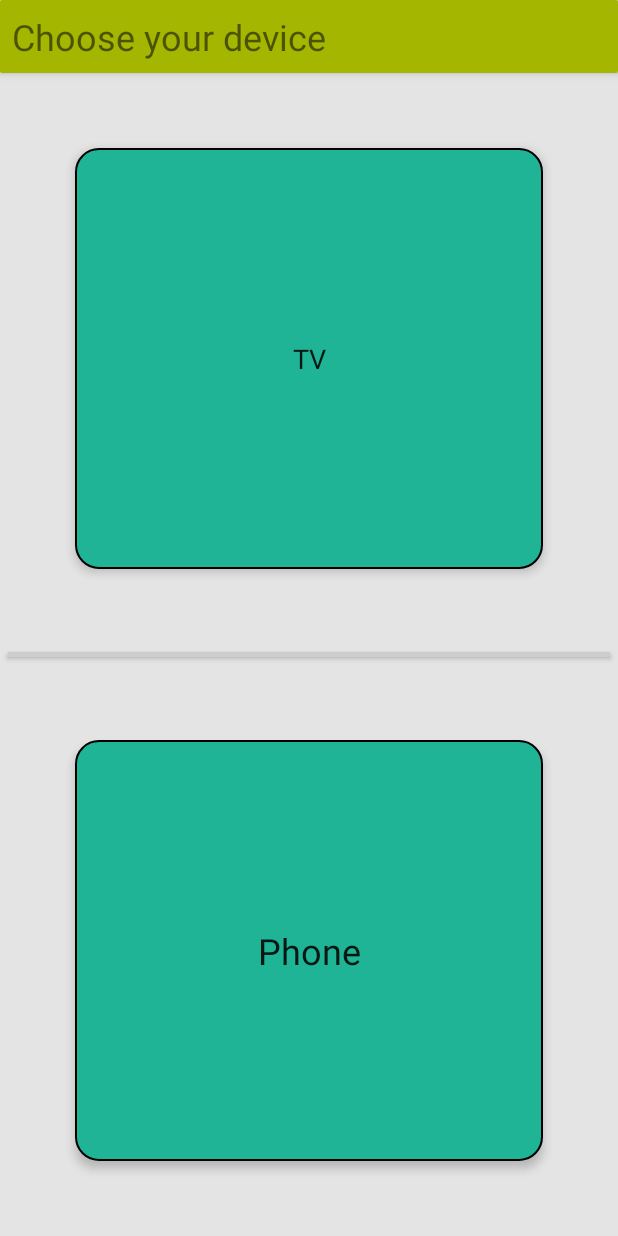
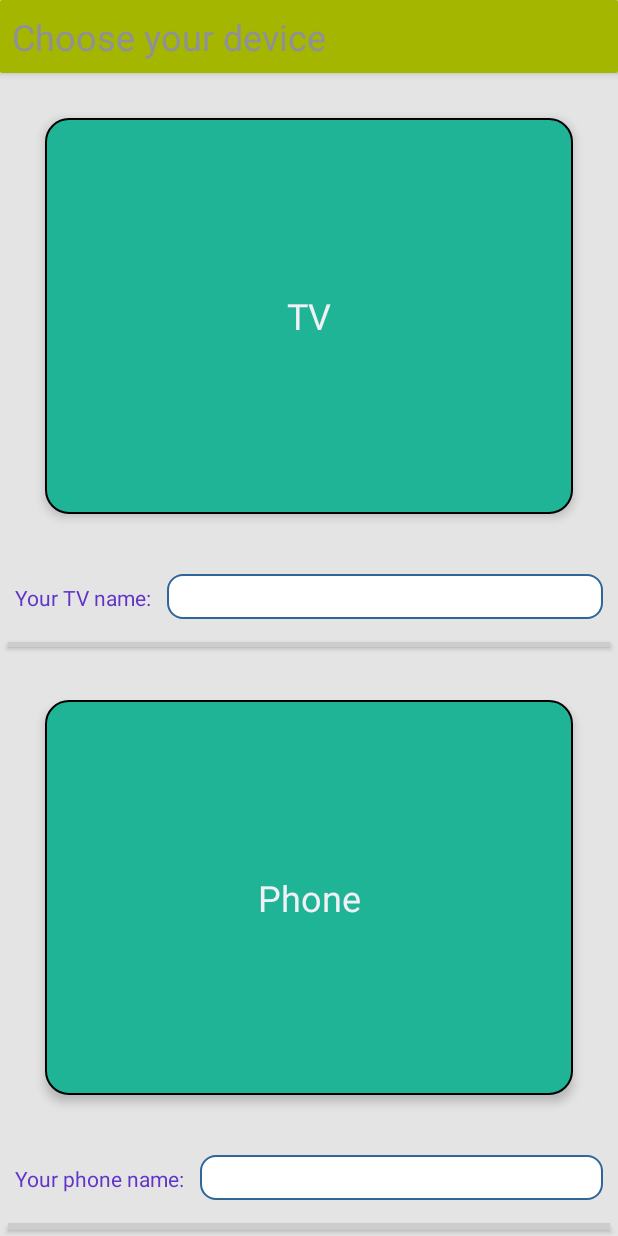
Before and after one commit to mihawk94/GIST_TeleControl, an Android app: the screen it shows after launch (MainActivity), on a phone screen of 412 x 824 dp. Run offline under Robolectric (Android 15) with nearby library versions, the phone set to English and light mode, and no system bars; Roboto replaces fonts that are not available here; 1 statement that could not run was skipped.

Commit message:
Updating Project 1.0

```diff
--- a/app/build.gradle
+++ b/app/build.gradle
@@ -5,7 +5,7 @@ android {
     buildToolsVersion "25.0.2"
     defaultConfig {
         applicationId "gist.telecontrol"
-        minSdkVersion 21
+        minSdkVersion 19
         targetSdkVersion 25
         versionCode 1
         versionName "1.0"
--- a/app/src/main/AndroidManifest.xml
+++ b/app/src/main/AndroidManifest.xml
@@ -7,9 +7,13 @@
     <application
         android:allowBackup="true"
         android:icon="@mipmap/ic_launcher"
+        android:configChanges="orientation"
+        android:screenOrientation="portrait"
         android:label="@string/app_name"
         android:supportsRtl="true"
         android:theme="@style/AppTheme">
+        <service android:name="gist.telecontrol.ConnectionService">
+        </service>
         <activity android:name=".MainActivity">
             <intent-filter>
                 <action android:name="android.intent.action.MAIN"/>
@@ -18,6 +22,8 @@
         </activity>
         <activity android:name=".SearchActivity">
         </activity>
+        <activity android:name=".ServerActivity">
+        </activity>
     </application>
 
 </manifest>
--- a/app/src/main/java/gist/telecontrol/MainActivity.java
+++ b/app/src/main/java/gist/telecontrol/MainActivity.java
@@ -1,5 +1,6 @@
 package gist.telecontrol;
 
+import android.bluetooth.BluetoothAdapter;
 import android.graphics.Typeface;
 import android.support.v7.app.AppCompatActivity;
 import android.os.Bundle;
@@ -41,6 +42,7 @@ public class MainActivity extends AppCompatActivity{
 
         mTvButton.setOnClickListener(mButtonListener);
         mPhoneButton.setOnClickListener(mButtonListener);
+
     }
 
 
--- /dev/null
+++ b/app/src/main/res/drawable/listening_layout.xml
@@ -0,0 +1,6 @@
+<?xml version="1.0" encoding="utf-8"?>
+<shape android:padding="10dp" android:shape="rectangle"
+       xmlns:android="http://schemas.android.com/apk/res/android">
+    <solid android:color="#fffffff6" />
+    <corners android:radius="1dp" />
+</shape>
--- /dev/null
+++ b/app/src/main/res/drawable/name_input.xml
@@ -0,0 +1,17 @@
+<?xml version="1.0" encoding="utf-8"?>
+<shape xmlns:android="http://schemas.android.com/apk/res/android" >
+
+    <solid android:color="#FFFFFF" />
+
+    <stroke
+        android:width="1dp"
+        android:color="#2f6699" />
+    <corners
+        android:topLeftRadius="10dp"
+        android:topRightRadius="10dp"
+        android:bottomLeftRadius="10dp"
+        android:bottomRightRadius="10dp"
+
+        />
+
+</shape>
--- a/app/src/main/res/layout/activity_main.xml
+++ b/app/src/main/res/layout/activity_main.xml
@@ -24,7 +24,8 @@
         android:layout_width="match_parent"
         android:layout_height="match_parent"
         android:layout_weight="1"
-        android:padding="50dp"
+        android:padding="30dp"
+        android:orientation="vertical"
         android:clipToPadding="false">
         <Button
             android:id="@+id/tv_btn"
@@ -32,9 +33,31 @@
             android:layout_height="match_parent"
             android:background="@drawable/custom_button"
             android:elevation="4dp"
-            android:textSize="18dp"
+            android:textSize="24dp"
             android:gravity="center"
             android:text="TV"/>
+    </LinearLayout>
+    <LinearLayout
+        android:layout_width="match_parent"
+        android:layout_height="wrap_content"
+        android:clipToPadding="false"
+        android:padding="10dp"
+        android:orientation="horizontal">
+        <TextView
+            android:layout_width="wrap_content"
+            android:layout_height="30dp"
+            android:textColor="#6135c7"
+            android:text="Your TV name:   "/>
+        <EditText
+            android:id="@+id/tv_name"
+            android:layout_width="match_parent"
+            android:layout_height="30dp"
+            android:textColor="#000000"
+            android:textSize="12dp"
+            android:padding="8dp"
+            android:inputType="textVisiblePassword"
+            android:focusableInTouchMode="true"
+            android:background="@drawable/name_input"/>
     </LinearLayout>
     <LinearLayout
         android:layout_width="wrap_content"
@@ -50,7 +73,7 @@
         android:layout_width="match_parent"
         android:layout_height="match_parent"
         android:layout_weight="1"
-        android:padding="50dp"
+        android:padding="30dp"
         android:clipToPadding="false">
         <Button
             android:id="@+id/phone_btn"
@@ -62,4 +85,36 @@
             android:gravity="center"
             android:text="Phone"/>
     </LinearLayout>
+    <LinearLayout
+        android:layout_width="match_parent"
+        android:layout_height="wrap_content"
+        android:clipToPadding="false"
+        android:padding="10dp"
+        android:orientation="horizontal">
+        <TextView
+            android:layout_width="wrap_content"
+            android:layout_height="30dp"
+            android:textColor="#6135c7"
+            android:text="Your phone name:   "/>
+        <EditText
+            android:id="@+id/phone_name"
+            android:layout_width="match_parent"
+            android:layout_height="30dp"
+            android:textColor="#000000"
+            android:textSize="12dp"
+            android:padding="8dp"
+            android:inputType="textVisiblePassword"
+            android:focusableInTouchMode="true"
+            android:background="@drawable/name_input"/>
+    </LinearLayout>
+    <LinearLayout
+        android:layout_width="wrap_content"
+        android:layout_height="wrap_content"
+        android:clipToPadding="false"
+        android:padding="5dp">
+        <View android:background="#ffcdcdcd"
+              android:layout_width="match_parent"
+              android:layout_height="3dp"
+              android:elevation="2dp"/>
+    </LinearLayout>
 </LinearLayout>
--- a/app/src/main/res/values/styles.xml
+++ b/app/src/main/res/values/styles.xml
@@ -1,7 +1,7 @@
 <resources>
 
     <!-- Base application theme. -->
-    <style name="AppTheme" parent="@android:style/Theme.Material.Light.NoActionBar">
+    <style name="AppTheme" parent="@android:style/Theme.DeviceDefault.NoActionBar">
         <!-- Customize your theme here. -->
         <item name="windowNoTitle">true</item>
         <item name="windowActionBar">false</item>
```
Also changed, not shown: app/src/main/java/gist/telecontrol/ButtonListener.java (+33 -2 lines), app/src/main/java/gist/telecontrol/ConnectionService.java (added, +19 -0 lines), app/src/main/java/gist/telecontrol/DynamicUIThread.java (added, +63 -0 lines), app/src/main/java/gist/telecontrol/MessageLink.java (added, +42 -0 lines), app/src/main/java/gist/telecontrol/SearchActivity.java (+40 -12 lines), app/src/main/java/gist/telecontrol/ServerActivity.java (added, +34 -0 lines), app/src/main/res/drawable/scanning_button.xml (added, +7 -0 lines), app/src/main/res/layout/activity_search.xml (+23 -3 lines), app/src/main/res/layout/activity_server.xml (added, +36 -0 lines), app/src/main/java/gist/telecontrol/LANbroadcastingThread.java (added).
